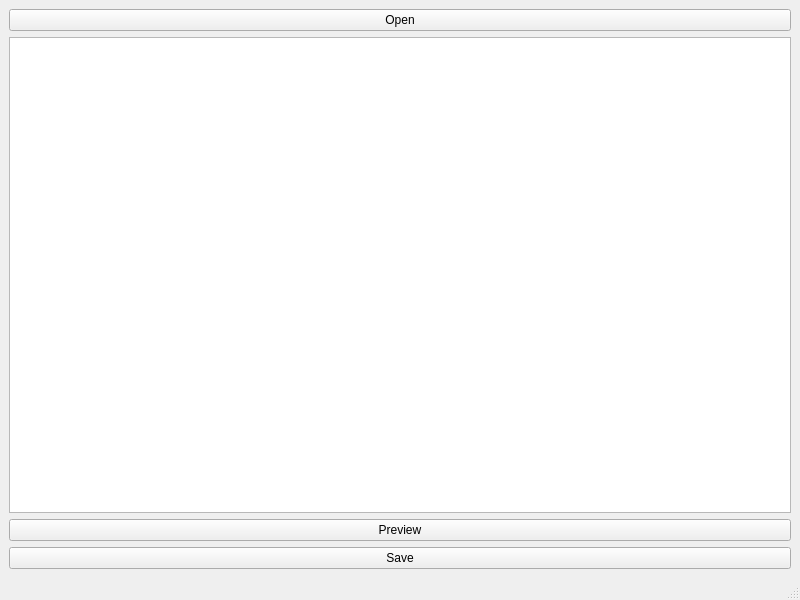
Qt form Pleditor.ui (stephgm/analytix) before a commit.
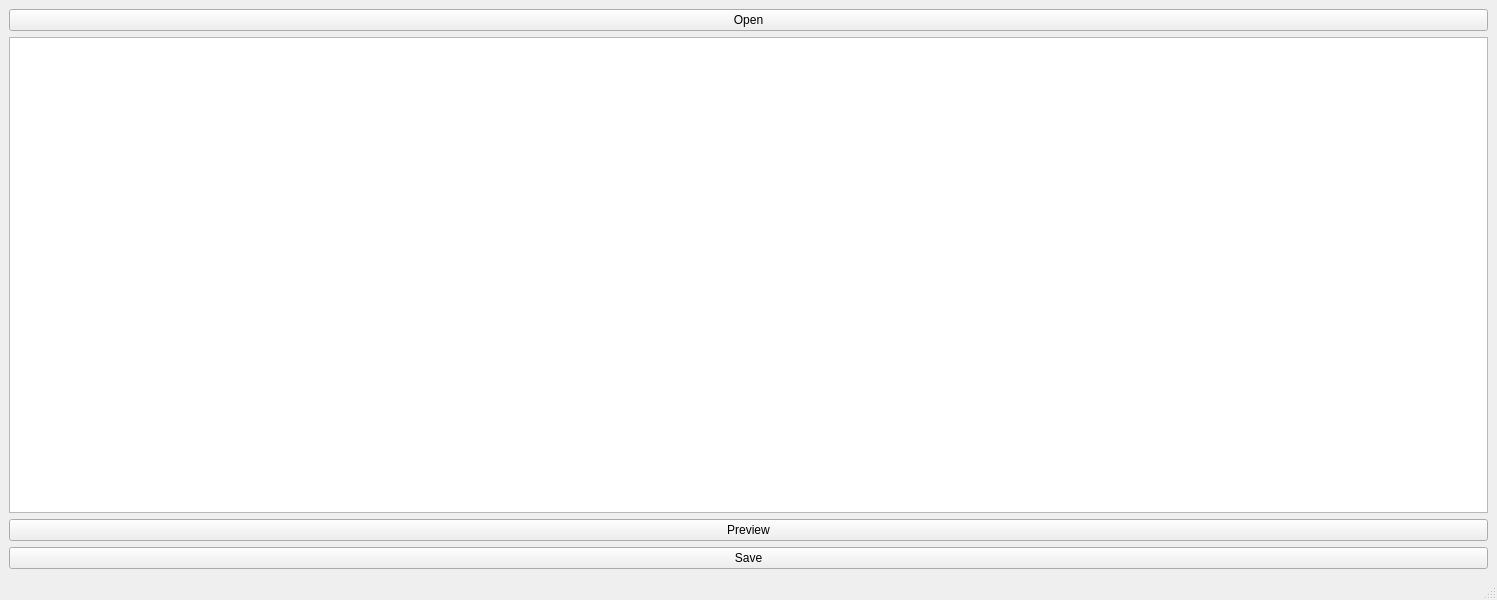
The same form after that commit.

Commit message: In typical fashion... forgot the ui

```diff
--- a/Pleditor.ui
+++ b/Pleditor.ui
@@ -6,7 +6,7 @@
    <rect>
     <x>0</x>
     <y>0</y>
-    <width>800</width>
+    <width>1497</width>
     <height>600</height>
    </rect>
   </property>
@@ -16,13 +16,8 @@
   <widget class="QWidget" name="centralwidget">
    <layout class="QGridLayout" name="gridLayout">
     <item row="0" column="0">
-     <widget class="QPushButton" name="OpenButton">
-      <property name="text">
-       <string>Open</string>
-      </property>
-     </widget>
-    </item>
-    <item row="3" column="0">
+     <layout class="QGridLayout" name="gridLayout_2">
+      <item row="1" column="0">
      <widget class="QTreeWidget" name="PlotOptionsTree">
       <property name="verticalScrollMode">
        <enum>QAbstractItemView::ScrollPerPixel</enum>
@@ -37,19 +32,31 @@
       </column>
      </widget>
     </item>
-    <item row="4" column="0">
-     <widget class="QPushButton" name="PreviewButton">
-      <property name="text">
-       <string>Preview</string>
-      </property>
-     </widget>
-    </item>
-    <item row="5" column="0">
+      <item row="3" column="0">
      <widget class="QPushButton" name="SaveButton">
       <property name="text">
        <string>Save</string>
       </property>
      </widget>
+      </item>
+      <item row="0" column="0">
+       <widget class="QPushButton" name="OpenButton">
+        <property name="text">
+         <string>Open</string>
+        </property>
+       </widget>
+      </item>
+      <item row="2" column="0">
+       <widget class="QPushButton" name="PreviewButton">
+        <property name="text">
+         <string>Preview</string>
+        </property>
+       </widget>
+      </item>
+      <item row="0" column="1" rowspan="4">
+       <layout class="QVBoxLayout" name="CanvasLayout"/>
+      </item>
+     </layout>
     </item>
    </layout>
   </widget>
```
Left out of the diff: 2 changed lines with no effect on the pictures. Lines whose indentation alone changed are shown as unchanged.
